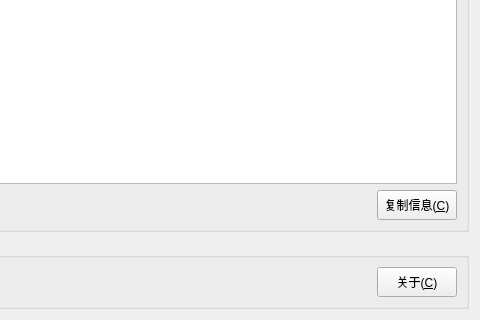
The window that src/MainTabWidgets/InfoForm.ui (ProgramCX/FoxNAS) describes before a commit, drawn with Qt 5; both pictures show x 273 to 753 and y 265 to 585 of the 753 by 585 pixel window.
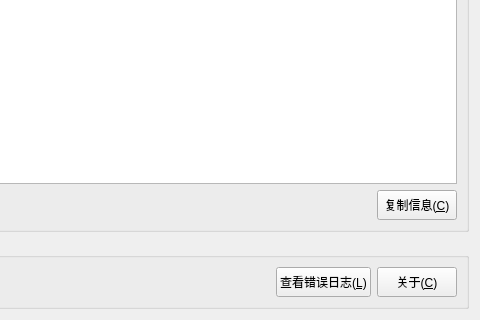
The same window after the commit.

```diff
--- a/src/MainTabWidgets/InfoForm.ui
+++ b/src/MainTabWidgets/InfoForm.ui
@@ -84,6 +84,19 @@
           </property>
          </spacer>
         </item>
+        <item>
+         <widget class="QPushButton" name="pushButtonViewLogs">
+          <property name="minimumSize">
+           <size>
+            <width>0</width>
+            <height>30</height>
+           </size>
+          </property>
+          <property name="text">
+           <string>查看错误日志(&amp;L)</string>
+          </property>
+         </widget>
+        </item>
         <item>
          <widget class="QPushButton" name="pushButtonAbout">
           <property name="minimumSize">
```
